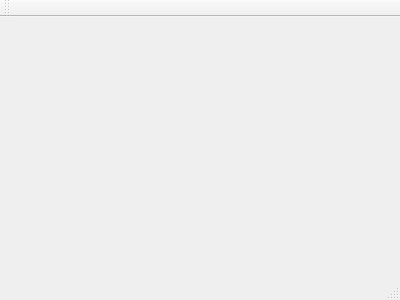
Old version of the form StereoCorrespondenceBMTuner/mainwindow.ui in the repository vmarquet/opencv-disparity-map-tuner.
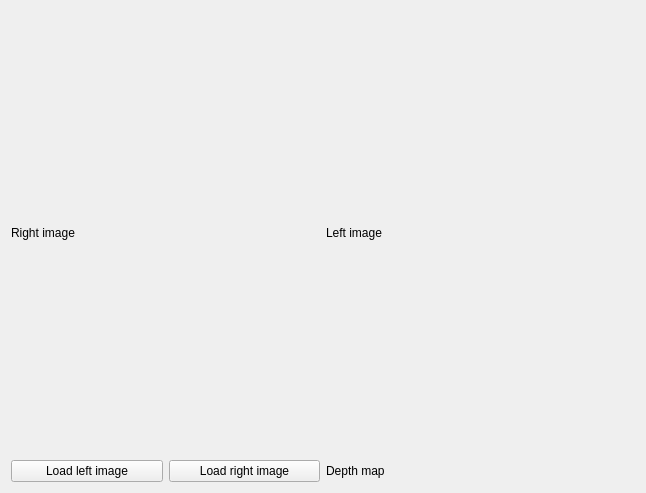
New version of the form.

Commit message: add code to load and display images (left and right images) no depth map computation yet

Diff of the .ui file:
```diff
--- a/StereoCorrespondenceBMTuner/mainwindow.ui
+++ b/StereoCorrespondenceBMTuner/mainwindow.ui
@@ -1,24 +1,84 @@
 <ui version="4.0">
  <class>MainWindow</class>
- <widget class="QMainWindow" name="MainWindow" >
-  <property name="geometry" >
+ <widget class="QMainWindow" name="MainWindow">
+  <property name="geometry">
    <rect>
     <x>0</x>
     <y>0</y>
-    <width>400</width>
-    <height>300</height>
+    <width>646</width>
+    <height>493</height>
    </rect>
   </property>
   <property name="windowTitle" >
    <string>MainWindow</string>
   </property>
-  <widget class="QMenuBar" name="menuBar" />
-  <widget class="QToolBar" name="mainToolBar" />
-  <widget class="QWidget" name="centralWidget" />
-  <widget class="QStatusBar" name="statusBar" />
+  <widget class="QWidget" name="centralWidget">
+   <layout class="QGridLayout" name="gridLayout_2">
+    <item row="0" column="0">
+     <layout class="QGridLayout" name="gridLayout">
+      <item row="0" column="1">
+       <widget class="QLabel" name="label_image_left">
+        <property name="maximumSize">
+         <size>
+          <width>640</width>
+          <height>480</height>
+         </size>
+        </property>
+        <property name="text">
+         <string>Left image</string>
+        </property>
+       </widget>
+      </item>
+      <item row="0" column="0">
+       <widget class="QLabel" name="label_image_right">
+        <property name="maximumSize">
+         <size>
+          <width>640</width>
+          <height>480</height>
+         </size>
+        </property>
+        <property name="text">
+         <string>Right image</string>
+        </property>
+       </widget>
+      </item>
+      <item row="1" column="1">
+       <widget class="QLabel" name="label_depth_map">
+        <property name="maximumSize">
+         <size>
+          <width>640</width>
+          <height>480</height>
+         </size>
+        </property>
+        <property name="text">
+         <string>Depth map</string>
+        </property>
+       </widget>
+      </item>
+      <item row="1" column="0">
+       <layout class="QGridLayout" name="gridLayout_buttons">
+        <item row="0" column="0">
+         <widget class="QPushButton" name="pushButton_left">
+          <property name="text">
+           <string>Load left image</string>
+          </property>
+         </widget>
+        </item>
+        <item row="0" column="1">
+         <widget class="QPushButton" name="pushButton_right">
+          <property name="text">
+           <string>Load right image</string>
+          </property>
+         </widget>
+        </item>
+       </layout>
+      </item>
+     </layout>
+    </item>
+   </layout>
+  </widget>
  </widget>
- <layoutDefault spacing="6" margin="11" />
- <pixmapfunction></pixmapfunction>
+ <layoutdefault spacing="6" margin="11"/>
  <resources/>
  <connections/>
 </ui>
```
Left out of the diff: 5 changed lines with no effect on the pictures. The commit also changes 2 other files.
